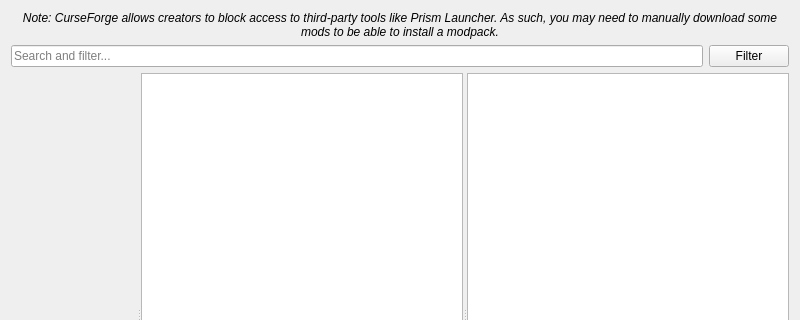
This is launcher/ui/pages/modplatform/flame/FlamePage.ui in FreesmTeam/FreesmLauncher as Qt 5 draws it before an edit; both pictures show x 0 to 800 and y 0 to 320 of the 800 by 600 pixel window. The edited form follows.
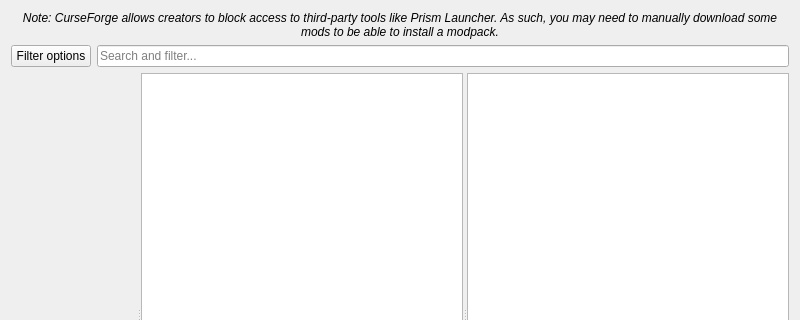
This is the edited form. Custom widgets are drawn as their Qt base class.

Commit message: swap search with filter button for modpacks

The edit to the form file:
```diff
--- a/launcher/ui/pages/modplatform/flame/FlamePage.ui
+++ b/launcher/ui/pages/modplatform/flame/FlamePage.ui
@@ -32,16 +32,16 @@
    <item>
     <layout class="QHBoxLayout" name="horizontalLayout">
      <item>
-      <widget class="QLineEdit" name="searchEdit">
-       <property name="placeholderText">
-        <string>Search and filter...</string>
+      <widget class="QPushButton" name="filterButton">
+       <property name="text">
+        <string>Filter options</string>
        </property>
       </widget>
      </item>
      <item>
-      <widget class="QPushButton" name="filterButton">
-       <property name="text">
-        <string>Filter</string>
+      <widget class="QLineEdit" name="searchEdit">
+       <property name="placeholderText">
+        <string>Search and filter...</string>
        </property>
       </widget>
      </item>
```
The commit also changes 1 other file.
